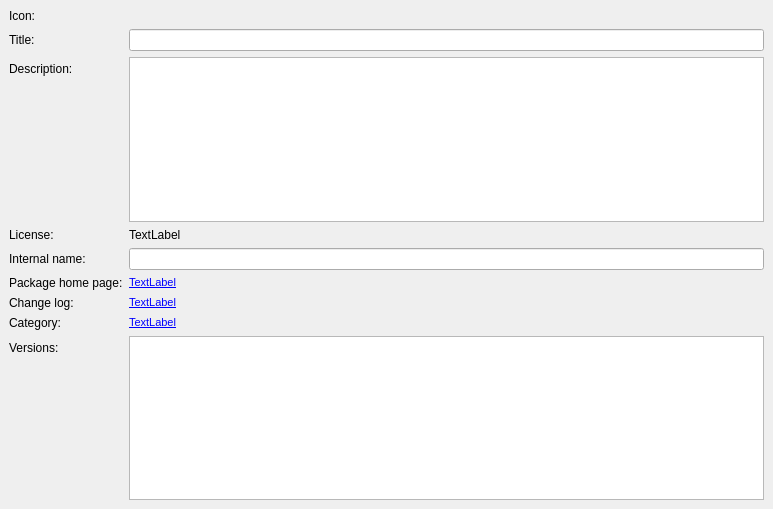
Old version of the form wpmcpp/src/packageframe.ui in the repository npackd/npackd-cpp.
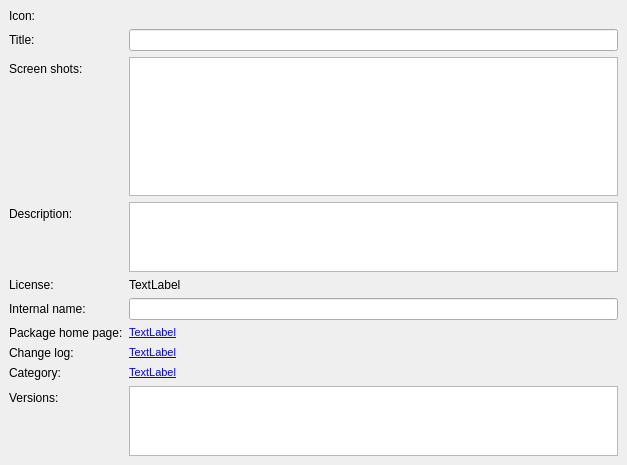
New version of the form.

Commit message: - memory leaks - screen shots

The edit to the form file:
```diff
--- a/wpmcpp/src/packageframe.ui
+++ b/wpmcpp/src/packageframe.ui
@@ -6,8 +6,8 @@
    <rect>
     <x>0</x>
     <y>0</y>
-    <width>773</width>
-    <height>509</height>
+    <width>627</width>
+    <height>465</height>
    </rect>
   </property>
   <property name="windowTitle">
@@ -48,8 +48,8 @@
        <rect>
         <x>0</x>
         <y>0</y>
-        <width>773</width>
-        <height>509</height>
+        <width>627</width>
+        <height>465</height>
        </rect>
       </property>
       <layout class="QFormLayout" name="formLayout">
@@ -90,7 +90,7 @@
          </property>
         </widget>
        </item>
-       <item row="2" column="0">
+       <item row="3" column="0">
         <widget class="QLabel" name="label_5">
          <property name="text">
           <string>Description:</string>
@@ -100,7 +100,7 @@
          </property>
         </widget>
        </item>
-       <item row="2" column="1">
+       <item row="3" column="1">
         <widget class="QTextEdit" name="textEditDescription">
          <property name="sizePolicy">
           <sizepolicy hsizetype="Expanding" vsizetype="Expanding">
@@ -116,14 +116,14 @@
          </property>
         </widget>
        </item>
-       <item row="3" column="0">
+       <item row="4" column="0">
         <widget class="QLabel" name="label_4">
          <property name="text">
           <string>License:</string>
          </property>
         </widget>
        </item>
-       <item row="3" column="1">
+       <item row="4" column="1">
         <widget class="QLabel" name="labelLicense">
          <property name="focusPolicy">
           <enum>Qt::StrongFocus</enum>
@@ -139,7 +139,7 @@
          </property>
         </widget>
        </item>
-       <item row="4" column="0">
+       <item row="5" column="0">
         <widget class="QLabel" name="label_3">
          <property name="text">
           <string>Internal name:</string>
@@ -149,7 +149,7 @@
          </property>
         </widget>
        </item>
-       <item row="4" column="1">
+       <item row="5" column="1">
         <widget class="QLineEdit" name="lineEditInternalName">
          <property name="toolTip">
           <string>internal package name</string>
@@ -159,14 +159,14 @@
          </property>
         </widget>
        </item>
-       <item row="5" column="0">
+       <item row="6" column="0">
         <widget class="QLabel" name="label_14">
          <property name="text">
           <string>Package home page:</string>
          </property>
         </widget>
        </item>
-       <item row="5" column="1">
+       <item row="6" column="1">
         <widget class="QLabel" name="labelHomePage">
          <property name="mouseTracking">
           <bool>true</bool>
@@ -192,14 +192,14 @@
          </property>
         </widget>
        </item>
-       <item row="8" column="0">
+       <item row="9" column="0">
         <widget class="QLabel" name="label_15">
          <property name="text">
           <string>Category:</string>
          </property>
         </widget>
        </item>
-       <item row="8" column="1">
+       <item row="9" column="1">
         <widget class="QLabel" name="labelCategory">
          <property name="mouseTracking">
           <bool>true</bool>
@@ -225,14 +225,14 @@
          </property>
         </widget>
        </item>
-       <item row="9" column="0">
+       <item row="10" column="0">
         <widget class="QLabel" name="label_2">
          <property name="text">
           <string>Versions:</string>
          </property>
         </widget>
        </item>
-       <item row="9" column="1">
+       <item row="10" column="1">
         <widget class="QTableWidget" name="tableWidgetVersions">
          <property name="sizePolicy">
           <sizepolicy hsizetype="Expanding" vsizetype="Expanding">
@@ -257,14 +257,14 @@
          </property>
         </widget>
        </item>
-       <item row="7" column="0">
+       <item row="8" column="0">
         <widget class="QLabel" name="label_7">
          <property name="text">
           <string>Change log:</string>
          </property>
         </widget>
        </item>
-       <item row="7" column="1">
+       <item row="8" column="1">
         <widget class="QLabel" name="labelChangeLog">
          <property name="mouseTracking">
           <bool>true</bool>
@@ -290,6 +290,29 @@
          </property>
         </widget>
        </item>
+       <item row="2" column="0">
+        <widget class="QLabel" name="label_8">
+         <property name="text">
+          <string>Screen shots:</string>
+         </property>
+        </widget>
+       </item>
+       <item row="2" column="1">
+        <widget class="QListWidget" name="listWidgetScreenshots">
+         <property name="iconSize">
+          <size>
+           <width>200</width>
+           <height>200</height>
+          </size>
+         </property>
+         <property name="resizeMode">
+          <enum>QListView::Adjust</enum>
+         </property>
+         <property name="viewMode">
+          <enum>QListView::IconMode</enum>
+         </property>
+        </widget>
+       </item>
       </layout>
      </widget>
     </widget>
```
Left out of the diff: 3 changed lines with no effect on the pictures. The commit also changes 17 other files.
